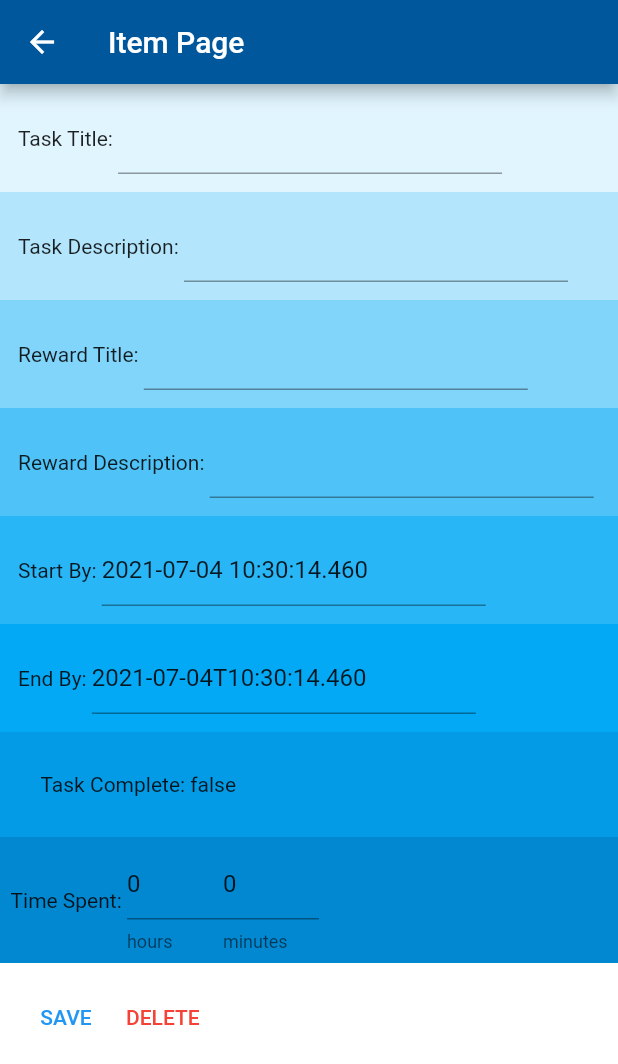
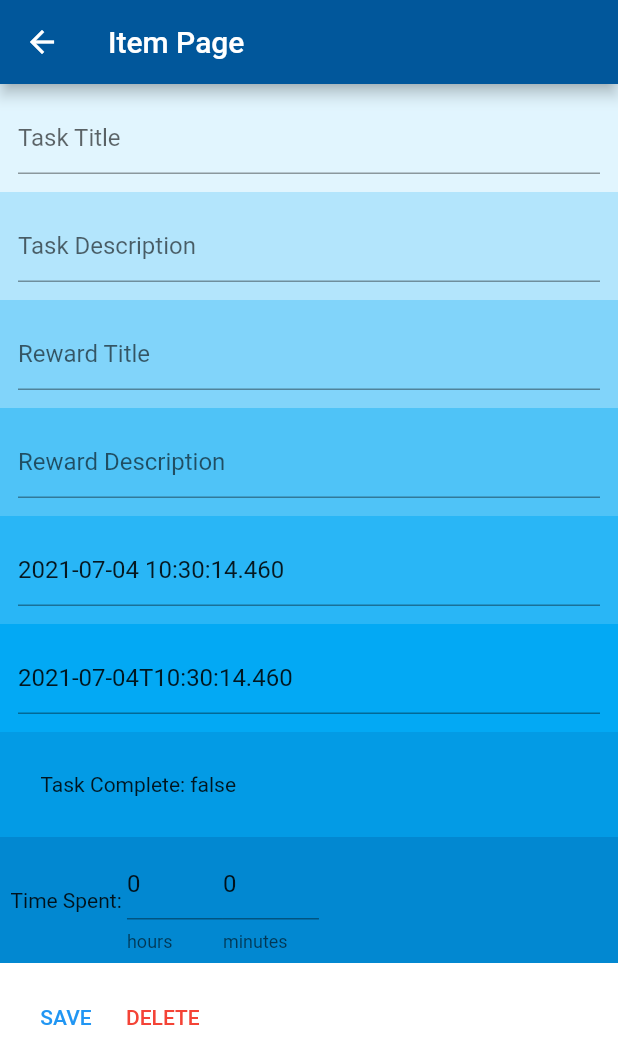
Before and after one commit to ayz122004/carrot, a Flutter app: the ItemPage screen opened directly with empty values, on a phone screen of 412 x 824 dp. Shown: the top 1064 px of the screen. Run offline on Flutter 3.47's test engine with Material 2 defaults, Android fonts, the phone set to English and light mode, and no system bars; our stand-ins replace fl_chart, fluttertoast.

Commit message:
refactored ItemPage fields

```diff
--- a/lib/Pages/item_page.dart
+++ b/lib/Pages/item_page.dart
@@ -62,12 +62,8 @@ class _ItemPageState extends State<ItemPage> {
           Container(
             color: Colors.lightBlue[50],
             padding: EdgeInsets.all(12.0),
-            child: Row(
-              children: [
-                const Text("Task Title: "),
-                SizedBox(
-                  width: 256,
             child: TextField(
+              decoration: const InputDecoration(hintText: "Task Title"),
               controller: _taskTitleController,
               readOnly: widget.item.getIsComplete(),
               onSubmitted: (value) {
@@ -77,19 +73,12 @@ class _ItemPageState extends State<ItemPage> {
                 });
               },
             ),
-                )
-              ],
-            ),
           ),
           Container(
             color: Colors.lightBlue[100],
             padding: EdgeInsets.all(12.0),
-            child: Row(
-              children: [
-                const Text("Task Description: "),
-                SizedBox(
-                  width: 256,
             child: TextField(
+              decoration: const InputDecoration(hintText: "Task Description"),
               controller: _taskDescController,
               readOnly: widget.item.getIsComplete(),
               onSubmitted: (value) {
@@ -99,19 +88,12 @@ class _ItemPageState extends State<ItemPage> {
                 });
               },
             ),
-                )
-              ],
-            ),
           ),
           Container(
             color: Colors.lightBlue[200],
             padding: EdgeInsets.all(12.0),
-            child: Row(
-              children: [
-                const Text("Reward Title: "),
-                SizedBox(
-                  width: 256,
             child: TextField(
+              decoration: const InputDecoration(hintText: "Reward Title"),
               controller: _rewardTitleController,
               readOnly: widget.item.getIsComplete(),
               onSubmitted: (value) {
@@ -121,19 +103,12 @@ class _ItemPageState extends State<ItemPage> {
                 });
               },
             ),
-                )
-              ],
-            ),
           ),
           Container(
             color: Colors.lightBlue[300],
             padding: EdgeInsets.all(12.0),
-            child: Row(
-              children: [
-                const Text("Reward Description: "),
-                SizedBox(
-                  width: 256,
             child: TextField(
+              decoration: const InputDecoration(hintText: "Reward Description"),
               controller: _rewardDescController,
               readOnly: widget.item.getIsComplete(),
               onSubmitted: (value) {
@@ -143,19 +118,12 @@ class _ItemPageState extends State<ItemPage> {
                 });
               },
             ),
-                )
-              ],
-            ),
           ),
           Container(
             color: Colors.lightBlue[400],
             padding: EdgeInsets.all(12.0),
-            child: Row(
-              children: [
-                const Text("Start By: "),
-                SizedBox(
-                  width: 256,
             child: TextField(
+              decoration: const InputDecoration(hintText: "Start By: (2000-01-01)"),
               controller: _startByController,
               readOnly: widget.item.getIsComplete(),
               onSubmitted: (value) {
@@ -166,19 +134,12 @@ class _ItemPageState extends State<ItemPage> {
                 });
               },
             ),
-                )
-              ],
-            ),
           ),
           Container(
             color: Colors.lightBlue,
             padding: EdgeInsets.all(12.0),
-            child: Row(
-              children: [
-                const Text("End By: "),
-                SizedBox(
-                  width: 256,
             child: TextField(
+              decoration: const InputDecoration(hintText: "End By: (2000-01-01)"),
               controller: _endByController,
               readOnly: widget.item.getIsComplete(),
               onSubmitted: (value) {
@@ -188,9 +149,6 @@ class _ItemPageState extends State<ItemPage> {
                       .setEndBy(DateTime.parse(_endByController.text));
                 });
               },
-                  ),
-                )
-              ],
             ),
           ),
           Container(
```
Lines whose indentation alone changed are shown as unchanged.
